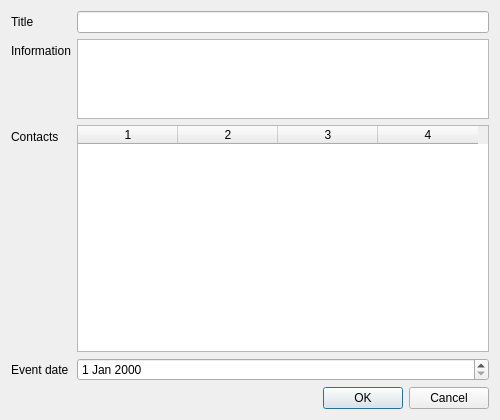
Above: diagram_meta_dialog.ui from uliss/patch_scene before the change. Below: the same form after it.
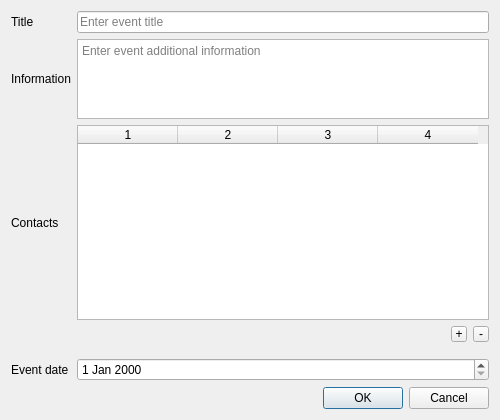
That is the form after the change.

```diff
--- a/diagram_meta_dialog.ui
+++ b/diagram_meta_dialog.ui
@@ -22,40 +22,31 @@
   <property name="windowTitle">
    <string>Document Properties</string>
   </property>
-  <layout class="QFormLayout" name="formLayout">
+  <layout class="QGridLayout" name="gridLayout">
    <property name="sizeConstraint">
     <enum>QLayout::SetMaximumSize</enum>
    </property>
+   <property name="verticalSpacing">
+    <number>-1</number>
+   </property>
+   <item row="2" column="0">
+    <widget class="QLabel" name="contactsLabel">
+     <property name="text">
+      <string>Contacts</string>
+     </property>
+    </widget>
+   </item>
+   <item row="4" column="0">
+    <widget class="QLabel" name="eventDateLabel">
+     <property name="text">
+      <string>Event date</string>
+     </property>
+    </widget>
+   </item>
    <item row="0" column="1">
-    <widget class="QLineEdit" name="titleEdit"/>
-   </item>
-   <item row="0" column="0">
-    <widget class="QLabel" name="titleLabel">
-     <property name="text">
-      <string>Title</string>
-     </property>
-     <property name="buddy">
-      <cstring>titleEdit</cstring>
-     </property>
-    </widget>
-   </item>
-   <item row="4" column="1">
-    <widget class="QDialogButtonBox" name="buttonBox">
-     <property name="orientation">
-      <enum>Qt::Horizontal</enum>
-     </property>
-     <property name="standardButtons">
-      <set>QDialogButtonBox::Cancel|QDialogButtonBox::Ok</set>
-     </property>
-    </widget>
-   </item>
-   <item row="1" column="0">
-    <widget class="QLabel" name="infoLabel">
-     <property name="text">
-      <string>Information</string>
-     </property>
-     <property name="buddy">
-      <cstring>infoEdit</cstring>
+    <widget class="QLineEdit" name="titleEdit">
+     <property name="placeholderText">
+      <string>Enter event title</string>
      </property>
     </widget>
    </item>
@@ -79,26 +70,21 @@
        <height>80</height>
       </size>
      </property>
-    </widget>
-   </item>
-   <item row="4" column="0">
-    <widget class="QLabel" name="label">
-     <property name="text">
-      <string/>
+     <property name="placeholderText">
+      <string>Enter event additional information</string>
      </property>
     </widget>
    </item>
-   <item row="3" column="0">
-    <widget class="QLabel" name="eventDateLabel">
-     <property name="text">
-      <string>Event date</string>
-     </property>
-    </widget>
+   <item row="4" column="1">
+    <widget class="QDateEdit" name="eventDateEdit"/>
    </item>
-   <item row="2" column="0">
-    <widget class="QLabel" name="contactsLabel">
+   <item row="0" column="0">
+    <widget class="QLabel" name="titleLabel">
      <property name="text">
-      <string>Contacts</string>
+      <string>Title</string>
+     </property>
+     <property name="buddy">
+      <cstring>titleEdit</cstring>
      </property>
     </widget>
    </item>
@@ -119,8 +105,87 @@
      <column/>
     </widget>
    </item>
+   <item row="5" column="1">
+    <widget class="QDialogButtonBox" name="buttonBox">
+     <property name="orientation">
+      <enum>Qt::Horizontal</enum>
+     </property>
+     <property name="standardButtons">
+      <set>QDialogButtonBox::Cancel|QDialogButtonBox::Ok</set>
+     </property>
+    </widget>
+   </item>
+   <item row="5" column="0">
+    <widget class="QLabel" name="label">
+     <property name="text">
+      <string/>
+     </property>
+    </widget>
+   </item>
+   <item row="1" column="0">
+    <widget class="QLabel" name="infoLabel">
+     <property name="text">
+      <string>Information</string>
+     </property>
+     <property name="buddy">
+      <cstring>infoEdit</cstring>
+     </property>
+    </widget>
+   </item>
    <item row="3" column="1">
-    <widget class="QDateEdit" name="eventDateEdit"/>
+    <layout class="QHBoxLayout" name="horizontalLayout">
+     <property name="topMargin">
+      <number>0</number>
+     </property>
+     <property name="bottomMargin">
+      <number>10</number>
+     </property>
+     <item>
+      <spacer name="horizontalSpacer">
+       <property name="orientation">
+        <enum>Qt::Horizontal</enum>
+       </property>
+       <property name="sizeHint" stdset="0">
+        <size>
+         <width>40</width>
+         <height>16</height>
+        </size>
+       </property>
+      </spacer>
+     </item>
+     <item>
+      <widget class="QToolButton" name="toolButton">
+       <property name="maximumSize">
+        <size>
+         <width>16</width>
+         <height>16</height>
+        </size>
+       </property>
+       <property name="toolTip">
+        <string>Add contact</string>
+       </property>
+       <property name="text">
+        <string notr="true">+</string>
+       </property>
+      </widget>
+     </item>
+     <item>
+      <widget class="QToolButton" name="toolButton_2">
+       <property name="maximumSize">
+        <size>
+         <width>16</width>
+         <height>16</height>
+        </size>
+       </property>
+       <property name="toolTip">
+        <string>Delete contact</string>
+       </property>
+       <property name="text">
+        <string notr="true">-</string>
+       </property>
+      </widget>
+     </item>
+    </layout>
    </item>
   </layout>
  </widget>
```
